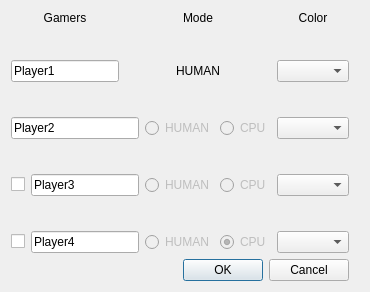
Above: gameplaSettings.ui from damdorsz/Chinczyk---LudoGame before the change. Below: the same form after it.
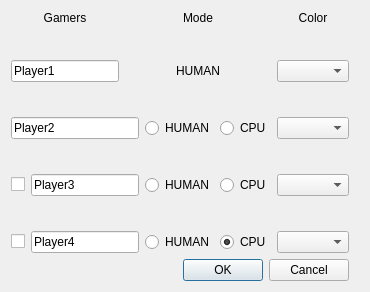
That is the form after the change.

Diff of the .ui file:
```diff
--- a/gameplaSettings.ui
+++ b/gameplaSettings.ui
@@ -191,7 +191,7 @@
          <item>
           <widget class="QRadioButton" name="radioButtonP2">
            <property name="enabled">
-            <bool>false</bool>
+            <bool>true</bool>
            </property>
            <property name="text">
             <string>HUMAN</string>
@@ -201,7 +201,7 @@
          <item>
           <widget class="QRadioButton" name="radioButtonP2_2">
            <property name="enabled">
-            <bool>false</bool>
+            <bool>true</bool>
            </property>
            <property name="text">
             <string>CPU</string>
@@ -285,7 +285,7 @@
          <item>
           <widget class="QRadioButton" name="radioButtonP3">
            <property name="enabled">
-            <bool>false</bool>
+            <bool>true</bool>
            </property>
            <property name="text">
             <string>HUMAN</string>
@@ -295,7 +295,7 @@
          <item>
           <widget class="QRadioButton" name="radioButtonP3_2">
            <property name="enabled">
-            <bool>false</bool>
+            <bool>true</bool>
            </property>
            <property name="text">
             <string>CPU</string>
@@ -379,7 +379,7 @@
          <item>
           <widget class="QRadioButton" name="radioButtonP4">
            <property name="enabled">
-            <bool>false</bool>
+            <bool>true</bool>
            </property>
            <property name="text">
             <string>HUMAN</string>
@@ -389,7 +389,7 @@
          <item>
           <widget class="QRadioButton" name="radioButtonP4_2">
            <property name="enabled">
-            <bool>false</bool>
+            <bool>true</bool>
            </property>
            <property name="text">
             <string>CPU</string>
```
